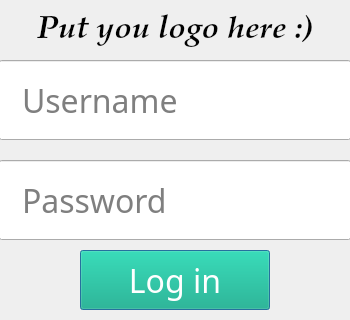
First picture: the form in settingsdialog.ui, repository tickmo/desktop, before the edit.
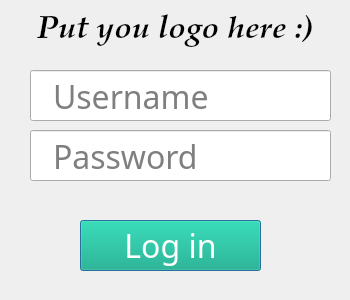
Second picture: the form after the edit.

Commit message: Connect login dialog to TikmoAPI. Resolve, #7

What changed in the file:
```diff
--- a/settingsdialog.ui
+++ b/settingsdialog.ui
@@ -10,13 +10,13 @@
     <x>0</x>
     <y>0</y>
     <width>350</width>
-    <height>320</height>
+    <height>300</height>
    </rect>
   </property>
   <property name="minimumSize">
    <size>
     <width>350</width>
-    <height>320</height>
+    <height>300</height>
    </size>
   </property>
   <property name="maximumSize">
@@ -31,10 +31,10 @@
   <widget class="QLineEdit" name="login">
    <property name="geometry">
     <rect>
-     <x>-1</x>
-     <y>60</y>
-     <width>352</width>
-     <height>80</height>
+     <x>30</x>
+     <y>70</y>
+     <width>301</width>
+     <height>51</height>
     </rect>
    </property>
    <property name="font">
@@ -49,20 +49,29 @@
    <property name="inputMethodHints">
     <set>Qt::ImhLowercaseOnly</set>
    </property>
+   <property name="text">
+    <string/>
+   </property>
    <property name="maxLength">
     <number>32</number>
    </property>
    <property name="placeholderText">
     <string>Username</string>
    </property>
+   <property name="cursorMoveStyle">
+    <enum>Qt::VisualMoveStyle</enum>
+   </property>
+   <property name="clearButtonEnabled">
+    <bool>true</bool>
+   </property>
   </widget>
   <widget class="QLineEdit" name="passwd">
    <property name="geometry">
     <rect>
-     <x>-1</x>
-     <y>160</y>
-     <width>352</width>
-     <height>80</height>
+     <x>30</x>
+     <y>130</y>
+     <width>301</width>
+     <height>51</height>
     </rect>
    </property>
    <property name="palette">
@@ -150,9 +159,9 @@
    <property name="geometry">
     <rect>
      <x>80</x>
-     <y>250</y>
-     <width>190</width>
-     <height>60</height>
+     <y>220</y>
+     <width>181</width>
+     <height>51</height>
     </rect>
    </property>
    <property name="palette">
```
Left out of the diff: 3 changed lines with no effect on the pictures. The commit also changes 3 other files.
